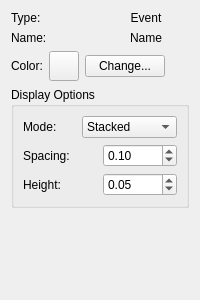
First picture: the form in src/WhiskerToolbox/DataViewer_Widget/UI/SubWidgets/DigitalEvent/EventViewer_Widget.ui, repository paulmthompson/WhiskerToolbox, before the edit.
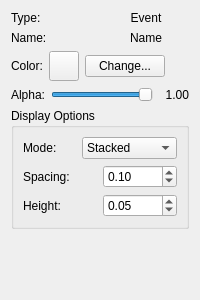
Second picture: the form after the edit.

Commit message: add alpha slider to data viewer widget

What changed in the file:
```diff
--- a/src/WhiskerToolbox/DataViewer_Widget/UI/SubWidgets/DigitalEvent/EventViewer_Widget.ui
+++ b/src/WhiskerToolbox/DataViewer_Widget/UI/SubWidgets/DigitalEvent/EventViewer_Widget.ui
@@ -112,6 +112,49 @@
      </item>
     </layout>
    </item>
+   <item>
+    <layout class="QHBoxLayout" name="alpha_layout">
+     <item>
+      <widget class="QLabel" name="alpha_label">
+       <property name="text">
+        <string>Alpha:</string>
+       </property>
+      </widget>
+     </item>
+     <item>
+      <widget class="QSlider" name="alpha_slider">
+       <property name="minimum">
+        <number>0</number>
+       </property>
+       <property name="maximum">
+        <number>100</number>
+       </property>
+       <property name="value">
+        <number>100</number>
+       </property>
+       <property name="orientation">
+        <enum>Qt::Orientation::Horizontal</enum>
+       </property>
+      </widget>
+     </item>
+     <item>
+      <widget class="QLabel" name="alpha_value_label">
+       <property name="minimumSize">
+        <size>
+         <width>30</width>
+         <height>0</height>
+        </size>
+       </property>
+       <property name="text">
+        <string>1.00</string>
+       </property>
+       <property name="alignment">
+        <set>Qt::AlignmentFlag::AlignRight|Qt::AlignmentFlag::AlignVCenter</set>
+       </property>
+      </widget>
+     </item>
+    </layout>
+   </item>
    <item>
     <widget class="QGroupBox" name="display_groupbox">
      <property name="title">
```
The commit also changes 5 other files.
